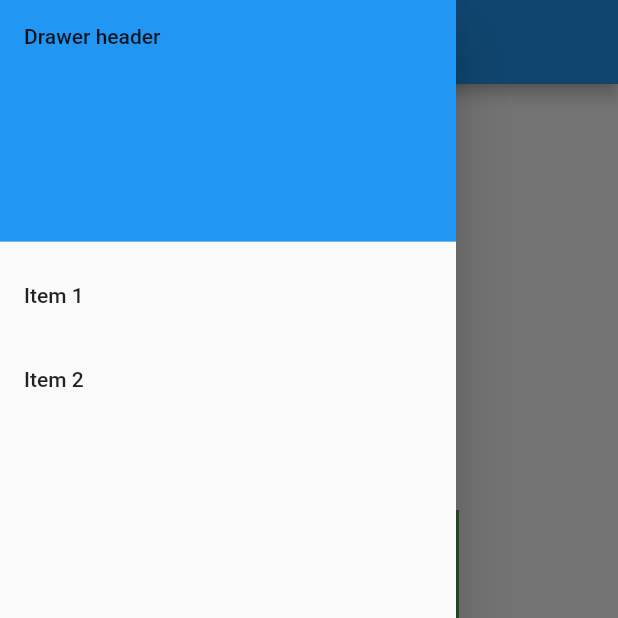
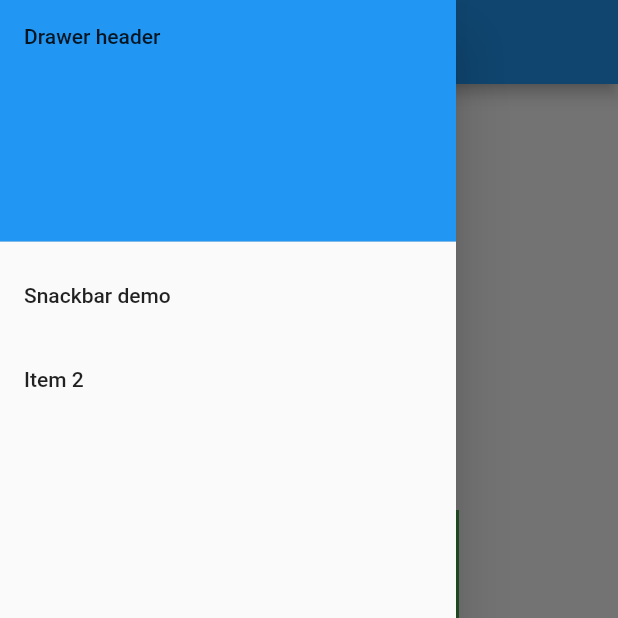
Before and after one commit to mariocsantos/cookbook, a Flutter app: the screen it shows after launch, with the side drawer open, on a phone screen of 412 x 824 dp, the top half of it. Run offline on Flutter 3.47's test engine with Material 2 defaults, Android fonts, the phone set to English and light mode, and no system bars.

Commit message:
Changing drawers's list tile title

```diff
--- a/lib/main.dart
+++ b/lib/main.dart
@@ -25,7 +25,6 @@ class MyHomePage extends StatefulWidget {
 }
 
 class _MyHomePageState extends State<MyHomePage> {
-  int _counter = 0;
   bool _visible = true;
 
   @override
@@ -56,7 +55,7 @@ class _MyHomePageState extends State<MyHomePage> {
               ),
             ),
             ListTile(
-              title: Text('Item 1'),
+              title: Text('Snackbar demo'),
               onTap: () {
                 Navigator.pop(context);
                 Navigator.push(context,
```
